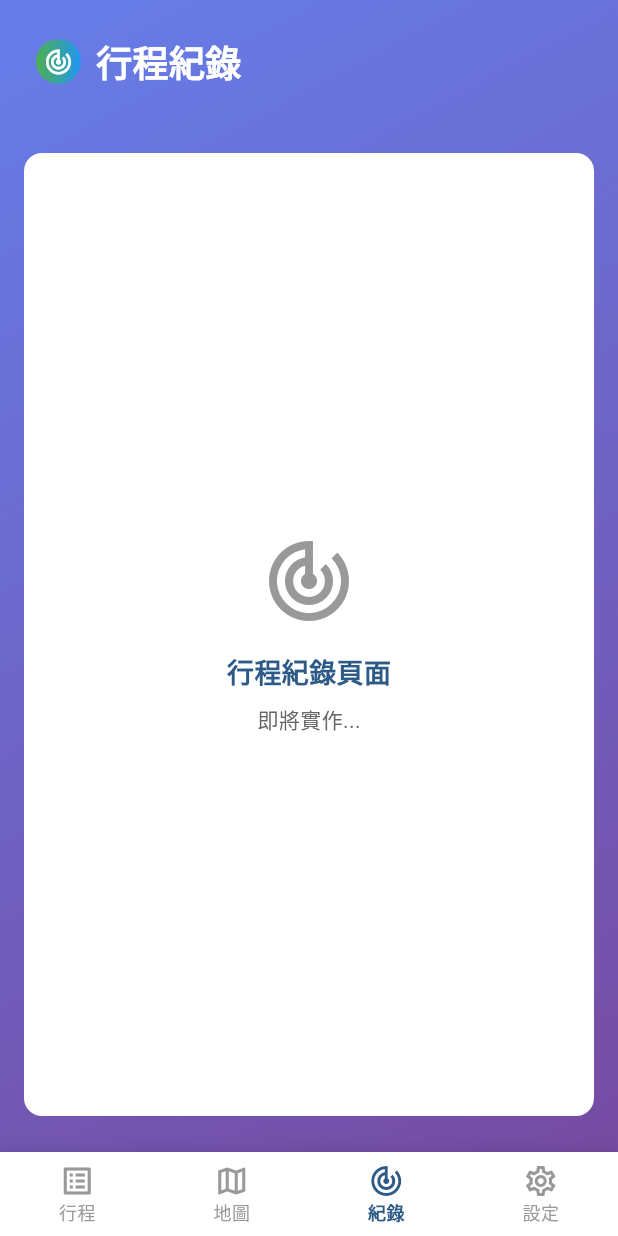
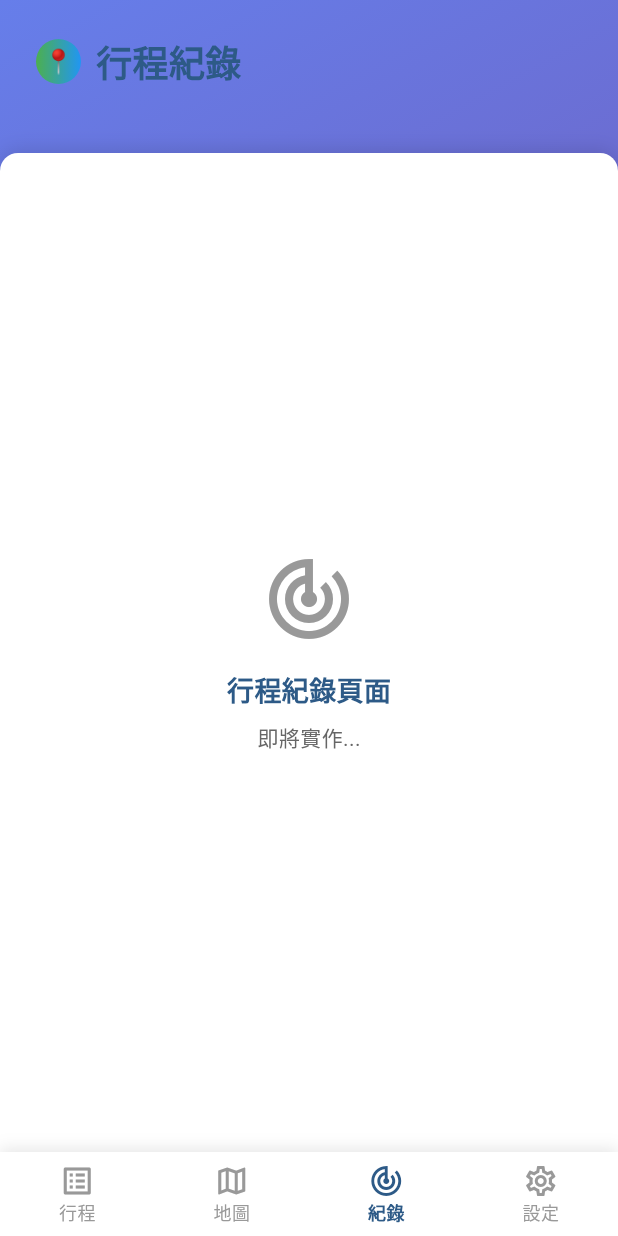
Before and after one commit to justinlu224/HikePal, a Flutter app: the screen it shows after launch, item 3 of the bottom bar chosen, on a phone screen of 412 x 824 dp. Run offline on Flutter 3.47's test engine with Material 3 defaults, Android fonts, the phone set to English and light mode, and no system bars; our stand-ins replace get_it.

Commit message:
feat: 完成 Task 4.1 裝備清單基礎佈局
- 建立 GearListPage 裝備清單頁面
  * 與行程清單一致的背景樣式和佈局結構
  * 頁面標題和副標題：'玉山主峰單攻 - 裝備檢查'
  * 背包 emoji 圖標符合功能主題
  * 完成度進度條顯示 (50% 完成)
  * 暫時的佔位內容，準備後續裝備分類實作
- 統一所有頁面的佈局風格
  * 更新 OfflineMapPage 使用一致的佈局
  * 更新 TripTrackingPage 使用一致的佈局
  * 更新 SettingsPage 使用一致的佈局
  * 所有頁面使用相同的 emoji 圖標風格
  * 統一的白色內容區域和陰影效果

Task 4.1 完成: 裝備清單頁面基礎佈局建立完成，所有頁面風格統一

```diff
--- a/lib/presentation/features/tracking/pages/trip_tracking_page.dart
+++ b/lib/presentation/features/tracking/pages/trip_tracking_page.dart
@@ -18,6 +18,7 @@ class TripTrackingPage extends StatelessWidget {
                 padding: const EdgeInsets.all(AppConstants.paddingLarge),
                 child: Row(
                   children: [
+                    // Tracking Icon
                     Container(
                       width: 30,
                       height: 30,
@@ -27,10 +28,11 @@ class TripTrackingPage extends StatelessWidget {
                         ),
                         shape: BoxShape.circle,
                       ),
-                      child: const Icon(
-                        Icons.track_changes,
-                        color: Colors.white,
-                        size: 20,
+                      child: const Center(
+                        child: Text(
+                          '📍',
+                          style: TextStyle(fontSize: 16),
+                        ),
                       ),
                     ),
                     const SizedBox(width: 10),
@@ -39,7 +41,7 @@ class TripTrackingPage extends StatelessWidget {
                       style: TextStyle(
                         fontSize: 24,
                         fontWeight: FontWeight.bold,
-                        color: Colors.white,
+                        color: AppTheme.mountainBlue,
                       ),
                     ),
                   ],
@@ -51,10 +53,20 @@ class TripTrackingPage extends StatelessWidget {
               // Content Area
               Expanded(
                 child: Container(
-                  margin: const EdgeInsets.symmetric(horizontal: AppConstants.paddingMedium),
-                  decoration: BoxDecoration(
+                  width: double.infinity,
+                  decoration: const BoxDecoration(
                     color: Colors.white,
-                    borderRadius: BorderRadius.circular(AppConstants.radiusLarge),
+                    borderRadius: BorderRadius.only(
+                      topLeft: Radius.circular(AppConstants.radiusLarge),
+                      topRight: Radius.circular(AppConstants.radiusLarge),
+                    ),
+                    boxShadow: [
+                      BoxShadow(
+                        color: Colors.black12,
+                        blurRadius: 10,
+                        offset: Offset(0, -2),
+                      ),
+                    ],
                   ),
                   child: const Center(
                     child: Column(
@@ -87,8 +99,6 @@ class TripTrackingPage extends StatelessWidget {
                   ),
                 ),
               ),
-
-              const SizedBox(height: AppConstants.paddingLarge),
             ],
           ),
         ),
```
Also changed, not shown: lib/presentation/features/gear_list/pages/gear_list_page.dart (added, +185 -0 lines), lib/presentation/features/map/pages/offline_map_page.dart (+20 -10 lines), lib/presentation/features/settings/pages/settings_page.dart (+20 -10 lines).
